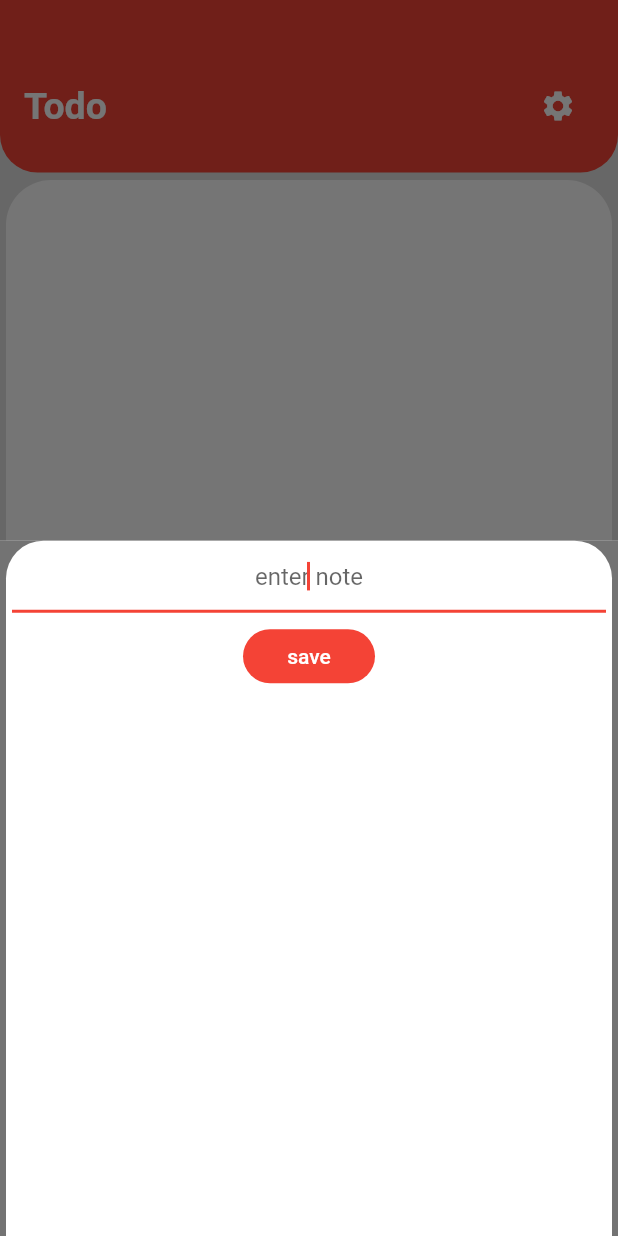
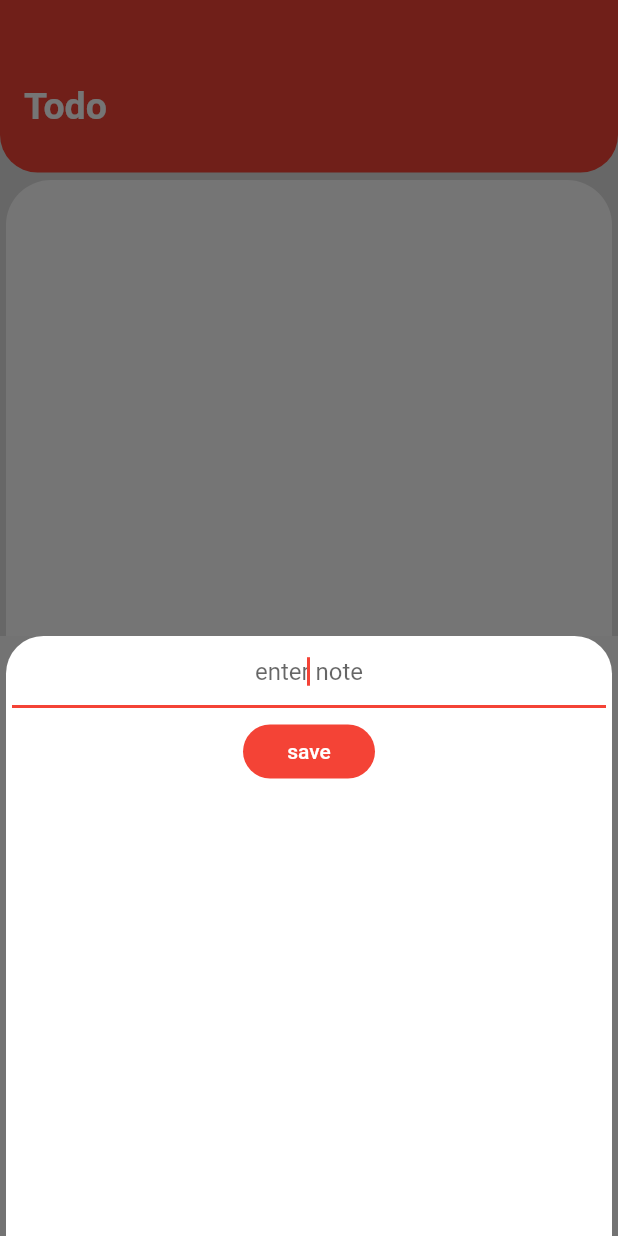
Before and after one commit to RobbinKok/todo, a Flutter app: the screen it shows after launch, after a tap on the "add" icon, on a phone screen of 412 x 824 dp. Run offline on Flutter 3.47's test engine with Material 2 defaults, Android fonts, the phone set to English and light mode, and no system bars; our stand-ins replace shared_preferences; statements that could not run were skipped.

Commit message:
Fixed design of bottomsheet

```diff
--- a/lib/home.dart
+++ b/lib/home.dart
@@ -66,13 +66,13 @@ class Home extends State<HomeScreen> {
                 color: Theme.of(context).accentColor,
                 fontSize: 25,
                 fontWeight: FontWeight.bold),
-          ),
+          ),/*
           IconButton(
               icon: Icon(
                 Icons.settings,
                 color: Theme.of(context).accentColor,
               ),
-              onPressed: () => goToNewItem())
+              onPressed: () => goToNewItem())*/
         ],
       ),
     );
@@ -166,9 +166,12 @@ class Home extends State<HomeScreen> {
 
   void _buttonPress() {
     showModalBottomSheet(
+      backgroundColor: Colors.black.withOpacity(0.1),
+      isScrollControlled: true,
         context: context,
         builder: (context) {
           return Container(
+            height: 400,
             color: Color(0xFF737373),
             padding: EdgeInsets.only(left: 4, right: 4),
             child: Container(
@@ -179,6 +182,7 @@ class Home extends State<HomeScreen> {
                       topLeft: Radius.circular(25),
                       topRight: Radius.circular(25))),
               child: Column(
+                mainAxisSize: MainAxisSize.min,
                 children: <Widget>[
                   TextField(
                     autofocus: true,
@@ -199,6 +203,9 @@ class Home extends State<HomeScreen> {
                       "save",
                       style: TextStyle(color: Theme.of(context).accentColor),
                     ),
+                  ),
+                  SizedBox(
+                    height: 10,
                   )
                 ],
               ),
```
